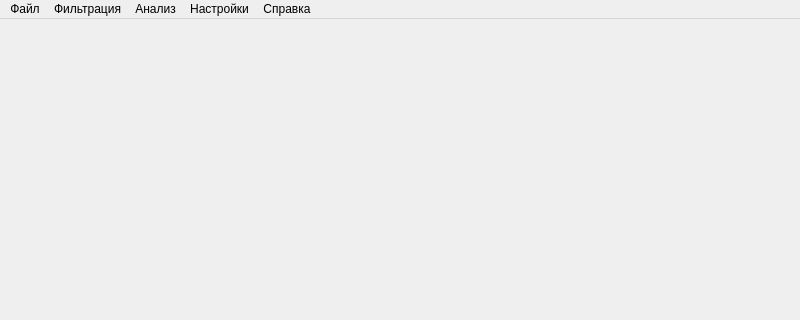
Before: the Qt Designer form ui/AnalyzerMainWindow.ui in FroggyKwa/SignalAnalyzer, drawn with Qt 5; both pictures show x 0 to 800 and y 0 to 320 of the 800 by 600 pixel window.
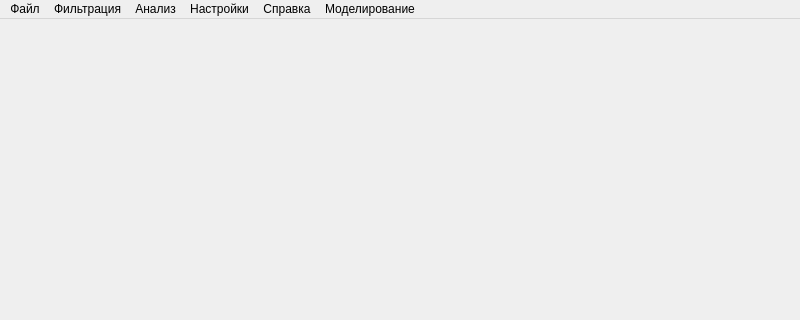
After: the same form once the commit is applied.

Patch:
```diff
--- a/ui/AnalyzerMainWindow.ui
+++ b/ui/AnalyzerMainWindow.ui
@@ -48,7 +48,7 @@
      <x>0</x>
      <y>0</y>
      <width>800</width>
-     <height>26</height>
+     <height>30</height>
     </rect>
    </property>
    <widget class="QMenu" name="menu">
@@ -56,13 +56,13 @@
      <string>Файл</string>
     </property>
    </widget>
-   <widget class="QMenu" name="menu_4">
-    <property name="title">
-     <string>Фильтрация</string>
-    </property>
-   </widget>
    <widget class="QMenu" name="menu_3">
     <property name="title">
+     <string>Фильтрация</string>
+    </property>
+   </widget>
+   <widget class="QMenu" name="menu_4">
+    <property name="title">
      <string>Анализ</string>
     </property>
    </widget>
@@ -82,11 +82,17 @@
      <string>Справка</string>
     </property>
    </widget>
+   <widget class="QMenu" name="menu_2">
+    <property name="title">
+     <string>Моделирование</string>
+    </property>
+   </widget>
    <addaction name="menu"/>
-   <addaction name="menu_4"/>
    <addaction name="menu_3"/>
+   <addaction name="menu_4"/>
    <addaction name="menu_5"/>
    <addaction name="menu_6"/>
+   <addaction name="menu_2"/>
   </widget>
   <widget class="QStatusBar" name="statusbar"/>
   <action name="open_file_action">
```
Left out of the diff: 38 changed lines with no effect on the pictures.
